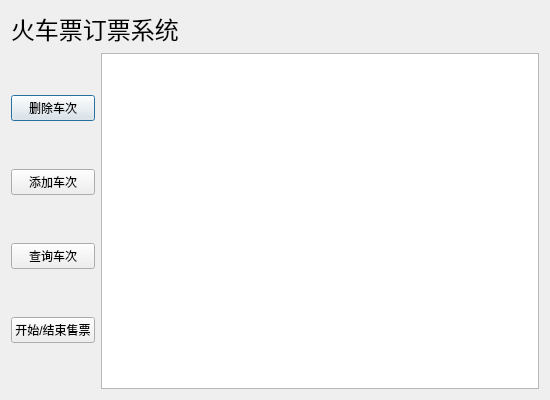
This is UI/adminmainwindow.ui in New-bottle/train-ticket-system as Qt 5 draws it before an edit. The edited form follows.
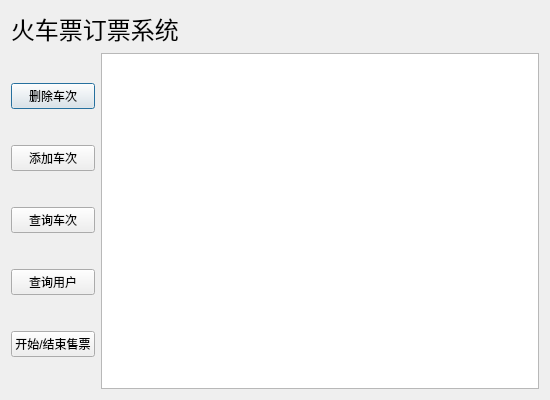
This is the edited form.

```diff
--- a/UI/adminmainwindow.ui
+++ b/UI/adminmainwindow.ui
@@ -52,6 +52,13 @@
          </property>
         </widget>
        </item>
+       <item>
+        <widget class="QPushButton" name="pushButton_5">
+         <property name="text">
+          <string>查询用户</string>
+         </property>
+        </widget>
+       </item>
        <item>
         <widget class="QPushButton" name="pushButton_3">
          <property name="text">
```
